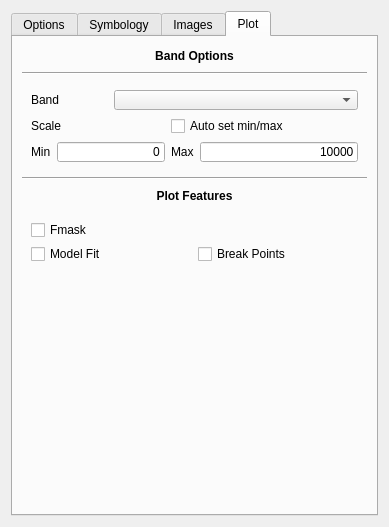
This is ui/ui_ccdctools.ui in ceholden/TSTools as Qt 5 draws it before an edit. The edited form follows.
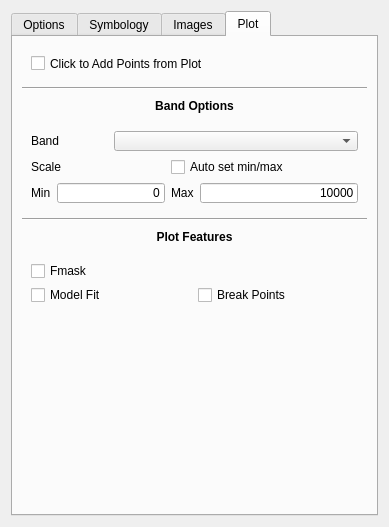
This is the edited form. The open tabs and pages were chosen to show the change.

Commit message: Reworked the signaling for the control panel to add it into CCDCControls.py. Fixed bug with auto_scale option

```diff
--- a/ui/ui_ccdctools.ui
+++ b/ui/ui_ccdctools.ui
@@ -67,20 +67,6 @@
            </property>
           </widget>
          </item>
-         <item row="1" column="0">
-          <widget class="QLabel" name="lab_plotlayer">
-           <property name="text">
-            <string>Add plot images</string>
-           </property>
-          </widget>
-         </item>
-         <item row="1" column="1">
-          <widget class="QCheckBox" name="cbox_plotlayer">
-           <property name="text">
-            <string>Click point, get image</string>
-           </property>
-          </widget>
-         </item>
         </layout>
        </item>
       </layout>
@@ -395,6 +381,32 @@
        <string>Plot</string>
       </attribute>
       <layout class="QVBoxLayout" name="verticalLayout_3">
+       <item>
+        <widget class="QWidget" name="widget_8" native="true">
+         <property name="maximumSize">
+          <size>
+           <width>16777215</width>
+           <height>35</height>
+          </size>
+         </property>
+         <layout class="QGridLayout" name="gridLayout_5">
+          <item row="0" column="0">
+           <widget class="QCheckBox" name="cbox_plotlayer">
+            <property name="text">
+             <string>Click to Add Points from Plot</string>
+            </property>
+           </widget>
+          </item>
+         </layout>
+        </widget>
+       </item>
+       <item>
+        <widget class="Line" name="line_4">
+         <property name="orientation">
+          <enum>Qt::Horizontal</enum>
+         </property>
+        </widget>
+       </item>
        <item>
         <widget class="QLabel" name="label">
          <property name="sizePolicy">
@@ -417,13 +429,6 @@
          </property>
         </widget>
        </item>
-       <item>
-        <widget class="Line" name="line_2">
-         <property name="orientation">
-          <enum>Qt::Horizontal</enum>
-         </property>
-        </widget>
-       </item>
        <item>
         <widget class="QWidget" name="widget_3" native="true">
          <property name="maximumSize">
```
Left out of the diff: 6 changed lines with no effect on the pictures. The commit also changes 4 other files.
